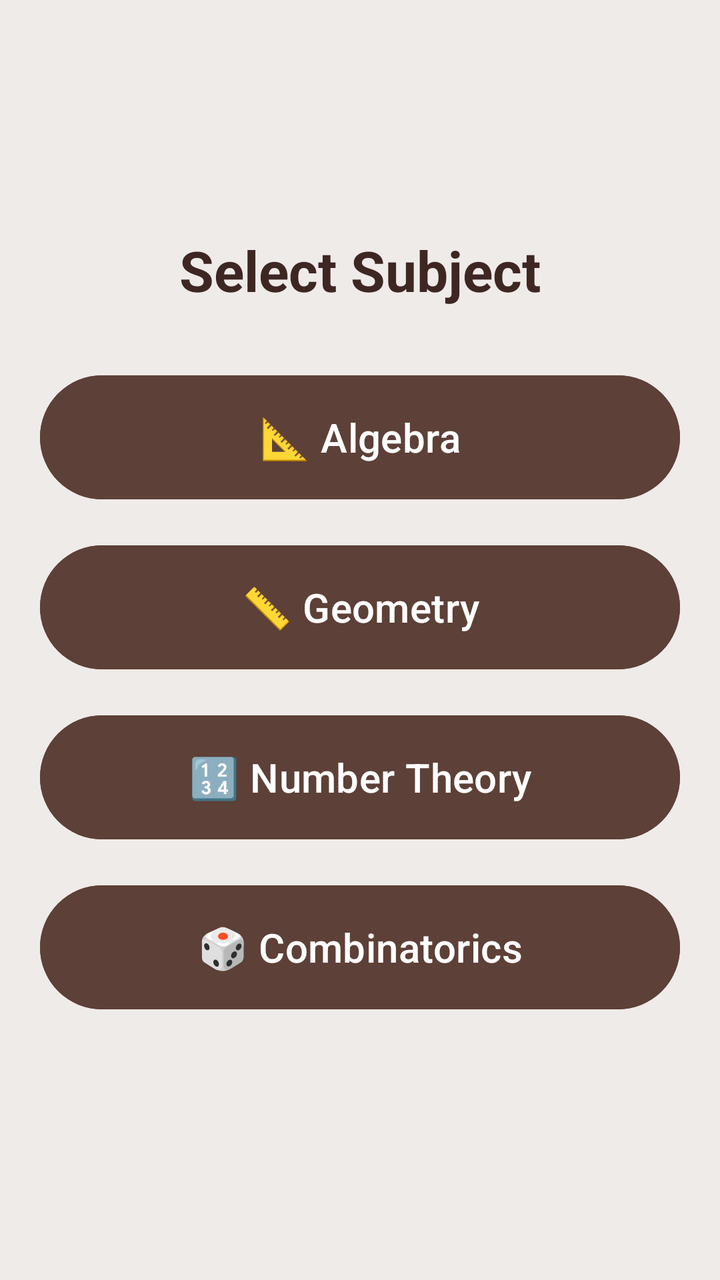
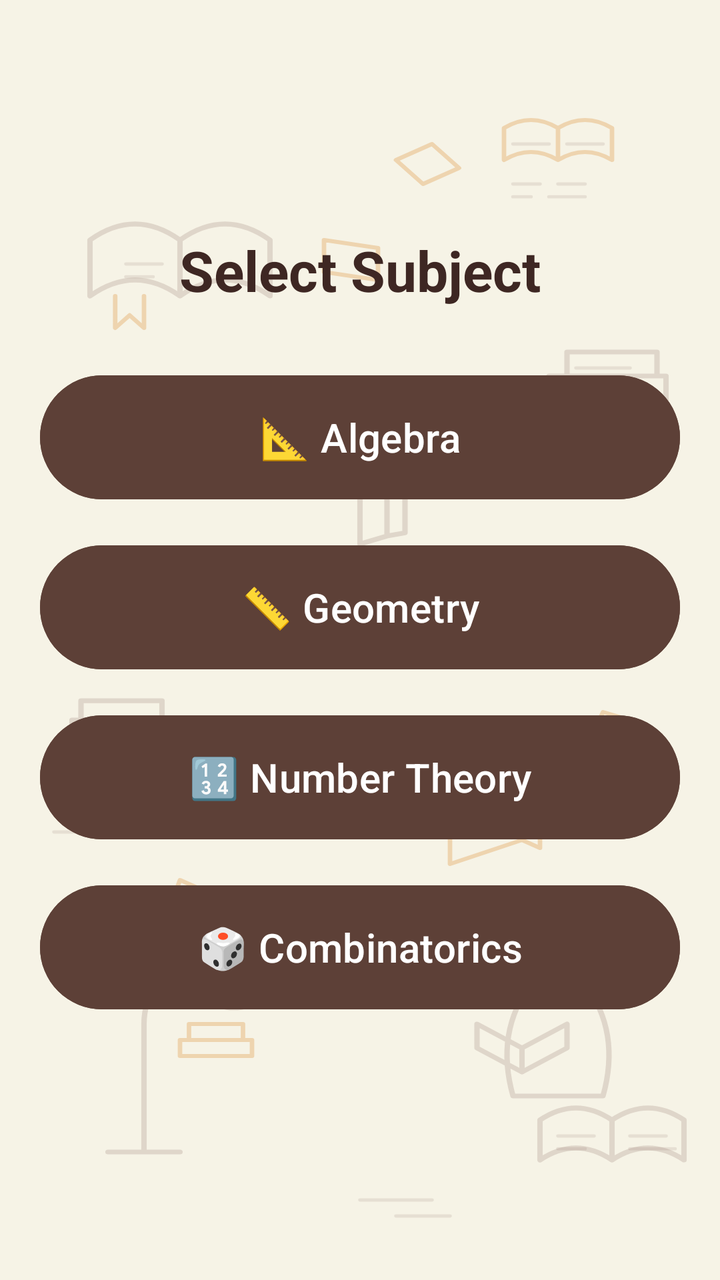

The first picture is an Android layout as it rendered before a commit; the second is the same layout after the commit. The layout source and the unified diff follow.
<!-- AndroidManifest.xml: application theme Theme.OlympMathMentor -->
<!-- res/layout/activity_book_categories.xml -->
<?xml version="1.0" encoding="utf-8"?>
<LinearLayout xmlns:android="http://schemas.android.com/apk/res/android"
    android:layout_width="match_parent"
    android:layout_height="match_parent"
    android:background="@color/soft_beige"
    android:orientation="vertical"
    android:padding="20dp"
    android:gravity="center">

    <TextView
        android:layout_width="wrap_content"
        android:layout_height="wrap_content"
        android:text="Select Subject"
        android:textSize="28sp"
        android:textStyle="bold"
        android:textColor="@color/deep_brown"
        android:layout_marginBottom="30dp"/>

    <Button android:id="@+id/btnAlgebra" android:layout_width="match_parent" android:layout_height="70dp" android:text="📐 Algebra" android:textSize="20sp" android:backgroundTint="@color/earth_brown" android:layout_marginBottom="15dp" android:textColor="#FFFFFF"/>
    <Button android:id="@+id/btnGeometry" android:layout_width="match_parent" android:layout_height="70dp" android:text="📏 Geometry" android:textSize="20sp" android:backgroundTint="@color/earth_brown" android:layout_marginBottom="15dp" android:textColor="#FFFFFF"/>
    <Button android:id="@+id/btnNumberTheory" android:layout_width="match_parent" android:layout_height="70dp" android:text="🔢 Number Theory" android:textSize="20sp" android:backgroundTint="@color/earth_brown" android:layout_marginBottom="15dp" android:textColor="#FFFFFF"/>
    <Button android:id="@+id/btnCombinatorics" android:layout_width="match_parent" android:layout_height="70dp" android:text="🎲 Combinatorics" android:textSize="20sp" android:backgroundTint="@color/earth_brown" android:layout_marginBottom="15dp" android:textColor="#FFFFFF"/>

</LinearLayout>
<!-- resources referenced by this layout -->
<resources>
  <color name="deep_brown">#3E2723</color>
  <color name="earth_brown">#5D4037</color>
  <color name="soft_beige">#EFEBE9</color>
  <style name="Theme.OlympMathMentor" parent="Base.Theme.OlympMathMentor" />
  <style name="Base.Theme.OlympMathMentor" parent="Theme.Material3.DayNight.NoActionBar">
          
          
      </style>
</resources>

<!-- the commit's change to res/layout/activity_book_categories.xml (unified diff, before → after) -->
@@ -2,10 +2,10 @@
 <LinearLayout xmlns:android="http://schemas.android.com/apk/res/android"
     android:layout_width="match_parent"
     android:layout_height="match_parent"
-    android:background="@color/soft_beige"
+    android:background="@drawable/bg_library_pattern"
     android:orientation="vertical"
     android:padding="20dp"
-    android:gravity="center">
+    android:gravity="center"> 
 
     <TextView
         android:layout_width="wrap_content"
@@ -16,9 +16,44 @@
         android:textColor="@color/deep_brown"
         android:layout_marginBottom="30dp"/>
 
-    <Button android:id="@+id/btnAlgebra" android:layout_width="match_parent" android:layout_height="70dp" android:text="📐 Algebra" android:textSize="20sp" android:backgroundTint="@color/earth_brown" android:layout_marginBottom="15dp" android:textColor="#FFFFFF"/>
-    <Button android:id="@+id/btnGeometry" android:layout_width="match_parent" android:layout_height="70dp" android:text="📏 Geometry" android:textSize="20sp" android:backgroundTint="@color/earth_brown" android:layout_marginBottom="15dp" android:textColor="#FFFFFF"/>
-    <Button android:id="@+id/btnNumberTheory" android:layout_width="match_parent" android:layout_height="70dp" android:text="🔢 Number Theory" android:textSize="20sp" android:backgroundTint="@color/earth_brown" android:layout_marginBottom="15dp" android:textColor="#FFFFFF"/>
-    <Button android:id="@+id/btnCombinatorics" android:layout_width="match_parent" android:layout_height="70dp" android:text="🎲 Combinatorics" android:textSize="20sp" android:backgroundTint="@color/earth_brown" android:layout_marginBottom="15dp" android:textColor="#FFFFFF"/>
+    <Button
+        android:id="@+id/btnAlgebra"
+        android:layout_width="match_parent"
+        android:layout_height="70dp"
+        android:text="📐 Algebra"
+        android:textSize="20sp"
+        android:backgroundTint="@color/earth_brown"
+        android:layout_marginBottom="15dp"
+        android:textColor="#FFFFFF"/>
+
+    <Button
+        android:id="@+id/btnGeometry"
+        android:layout_width="match_parent"
+        android:layout_height="70dp"
+        android:text="📏 Geometry"
+        android:textSize="20sp"
+        android:backgroundTint="@color/earth_brown"
+        android:layout_marginBottom="15dp"
+        android:textColor="#FFFFFF"/>
+
+    <Button
+        android:id="@+id/btnNumberTheory"
+        android:layout_width="match_parent"
+        android:layout_height="70dp"
+        android:text="🔢 Number Theory"
+        android:textSize="20sp"
+        android:backgroundTint="@color/earth_brown"
+        android:layout_marginBottom="15dp"
+        android:textColor="#FFFFFF"/>
+
+    <Button
+        android:id="@+id/btnCombinatorics"
+        android:layout_width="match_parent"
+        android:layout_height="70dp"
+        android:text="🎲 Combinatorics"
+        android:textSize="20sp"
+        android:backgroundTint="@color/earth_brown"
+        android:layout_marginBottom="15dp"
+        android:textColor="#FFFFFF"/>
 
 </LinearLayout>
<!-- resource entries referenced after the edit -->
@@ -2,7 +2,7 @@
 <resources>
   <color name="deep_brown">#3E2723</color>
   <color name="earth_brown">#5D4037</color>
-  <color name="soft_beige">#EFEBE9</color>
+  <!-- drawable bg_library_pattern: vector/xml drawable (drawable, 2847 chars, omitted) -->
   <style name="Theme.OlympMathMentor" parent="Base.Theme.OlympMathMentor" />
   <style name="Base.Theme.OlympMathMentor" parent="Theme.Material3.DayNight.NoActionBar">
           
